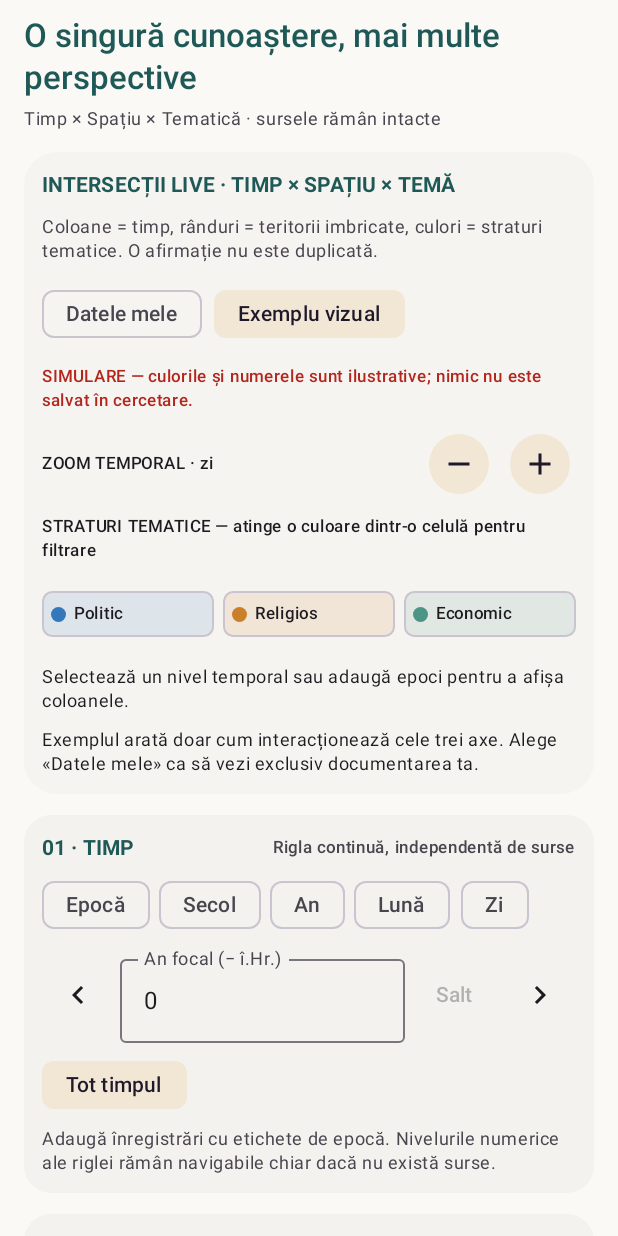
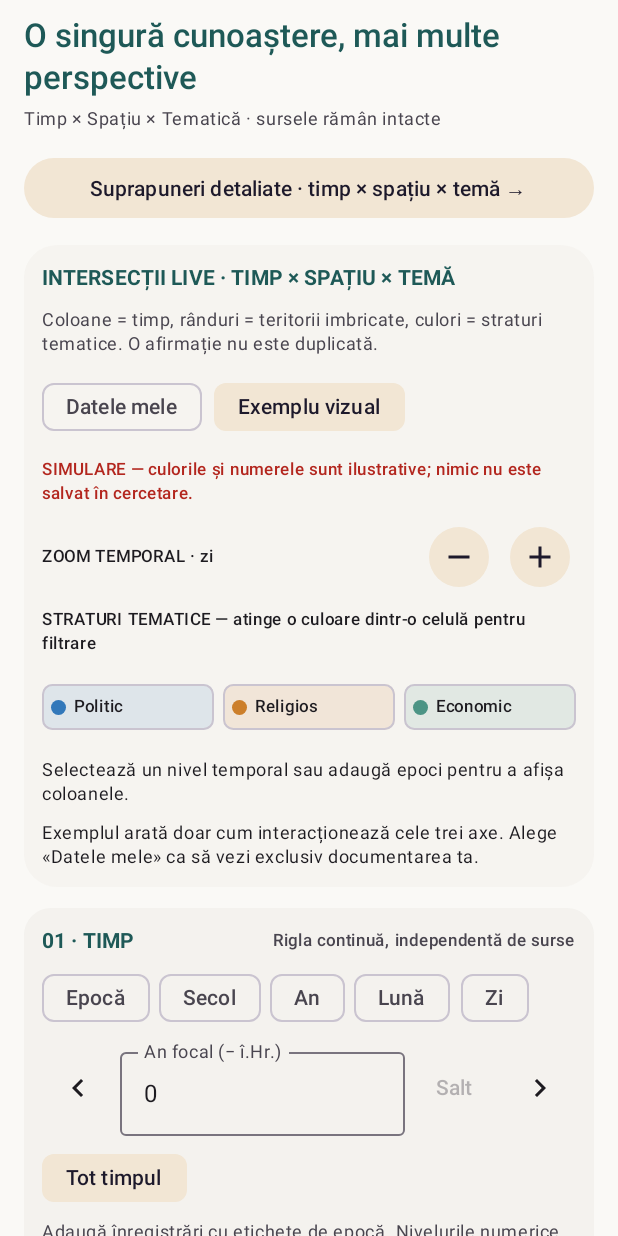
Before and after one commit to parpautacosminpetru-ai/Biblioradar, an Android app built with Jetpack Compose: the composable AtlasScreen called with empty values, on a phone screen of 412 x 824 dp. Run offline under Robolectric (Android 15) with nearby library versions, the light colour scheme and no system bars; our stand-ins replace Room's generated code.

Commit message:
Keep atlas three-axis visualization and detailed intersections screen linked

```diff
--- a/atlas-istoric/app/src/main/java/ro/atlasistoric/ui/AtlasScreen.kt
+++ b/atlas-istoric/app/src/main/java/ro/atlasistoric/ui/AtlasScreen.kt
@@ -75,7 +75,8 @@ fun AtlasScreen(
     topicMatchAll: Boolean, onTopicMatchAll: (Boolean) -> Unit,
     perspective: String, onPerspective: (String) -> Unit,
     search: String, onSearch: (String) -> Unit,
-    onOpen: (String) -> Unit
+    onOpen: (String) -> Unit,
+    onOverlaps: () -> Unit
 ) {
     // The temporal ruler exists independently of stored documents: zoom never invents evidence.
     val eras = remember(assertions) { assertions.map { it.periodLabel } }
@@ -160,6 +161,11 @@ fun AtlasScreen(
                     color = MaterialTheme.colorScheme.primary, fontWeight = FontWeight.SemiBold)
                 Text("Timp × Spațiu × Tematică · sursele rămân intacte",
                     style = MaterialTheme.typography.bodySmall, color = MaterialTheme.colorScheme.onSurfaceVariant)
+            }
+        }
+        item {
+            FilledTonalButton(onClick = onOverlaps, modifier = Modifier.fillMaxWidth()) {
+                Text("Suprapuneri detaliate · timp × spațiu × temă →")
             }
         }
         item {
```
